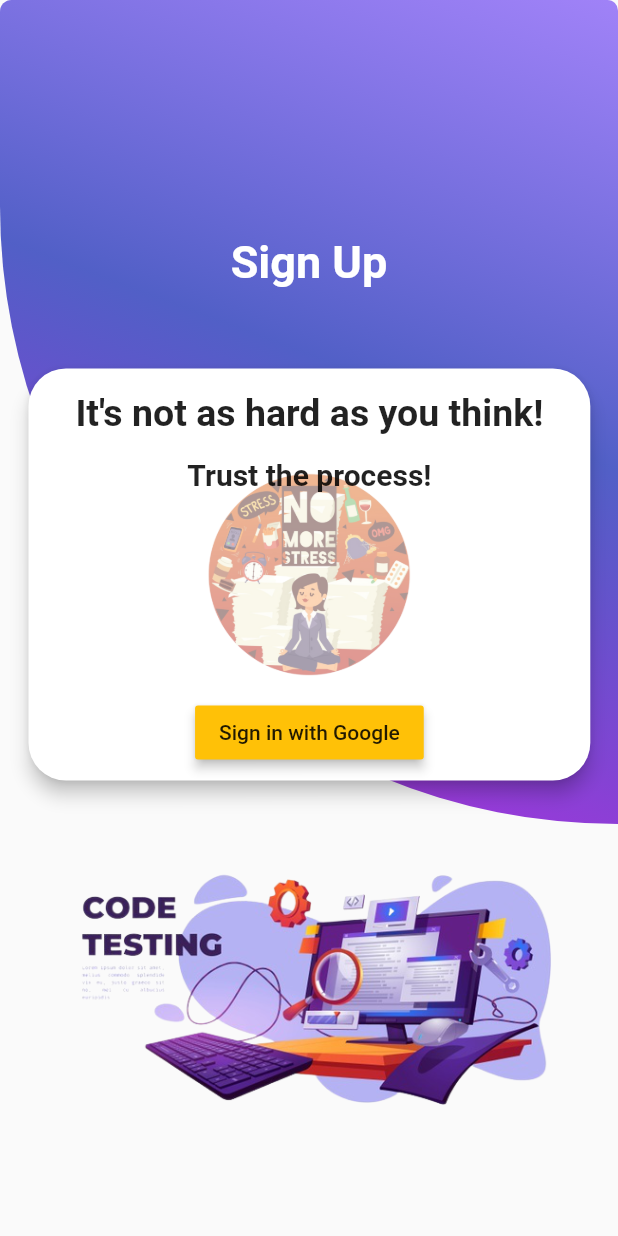
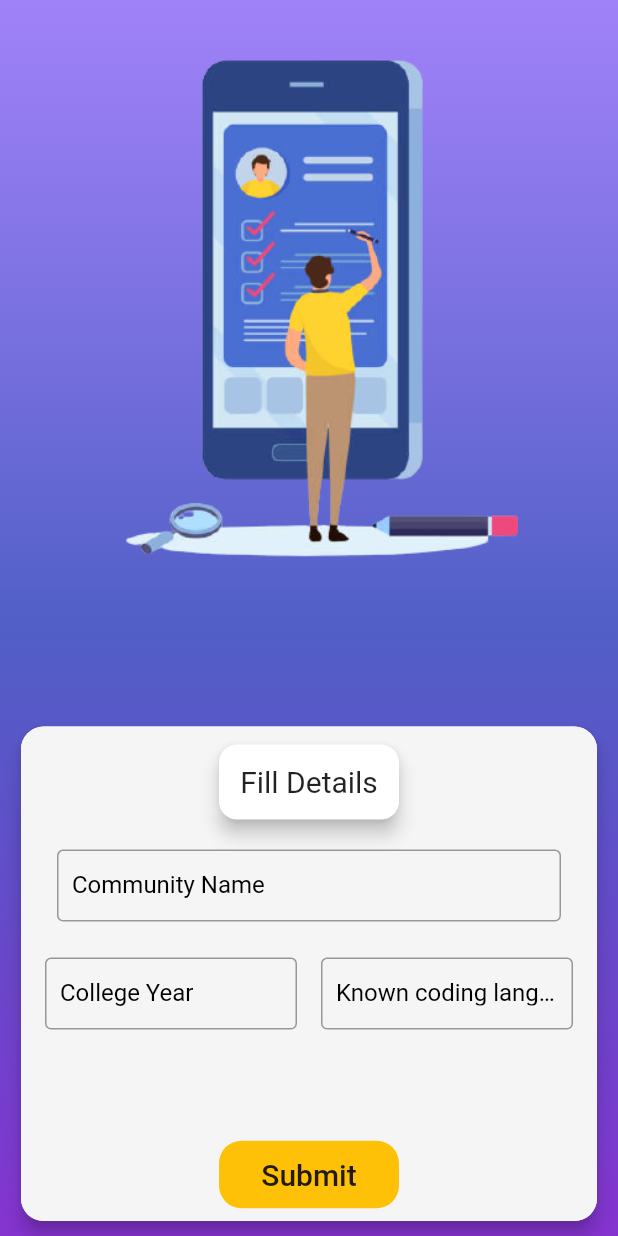
Before and after one commit to oojas/Placement-Portal, a Flutter app: the screen it shows after launch, on a phone screen of 412 x 824 dp. Run offline on Flutter 3.47's test engine with Material 2 defaults, Android fonts, the phone set to English and light mode, and no system bars; our stand-ins replace firebase_auth, firebase_core, google_fonts, google_sign_in, package_info_plus; accounts and stored records are empty; Roboto replaces fonts that are missing (Heebo).

Commit message:
UI user done

```diff
--- a/lib/Authentication/login.dart
+++ b/lib/Authentication/login.dart
@@ -3,6 +3,7 @@
 import 'package:flutter/material.dart';
 import 'package:google_fonts/google_fonts.dart';
 import 'package:placementcracker/Authentication/pfp.dart';
+import 'package:placementcracker/Widgets/UserInfo.dart';
 import 'package:placementcracker/helper/general.dart';
 import 'package:placementcracker/providers/google_sign_in.dart';
 import 'package:provider/provider.dart';
@@ -51,7 +52,7 @@
                 child: Text('Something went wrong'),
               );
             } else if (snapshot.hasData) {
-              return Profile();
+              return userInfo();
             } else
               // ignore: curly_braces_in_flow_control_structures
               return Scaffold(
@@ -168,7 +169,7 @@
                                               3,
                                       decoration: BoxDecoration(
                                           image: DecorationImage(
-                                              opacity: 0.5,
+                                              opacity: 0.2,
                                               scale: 7,
                                               image: AssetImage(
                                                   'Assets/images/no-stress.png'))),
--- a/lib/Authentication/pfp.dart
+++ b/lib/Authentication/pfp.dart
@@ -1,8 +1,7 @@
-// ignore_for_file: sized_box_for_whitespace, prefer_const_constructors,prefer_const_literals_to_create_immutables
+// ignore_for_file: sized_box_for_whitespace, prefer_const_constructors,prefer_const_literals_to_create_immutables, deprecated_member_use
 
 import 'package:firebase_auth/firebase_auth.dart';
 import 'package:flutter/material.dart';
-import 'package:flutter/cupertino.dart';
 import 'package:google_fonts/google_fonts.dart';
 import 'package:placementcracker/helper/general.dart';
 import 'package:placementcracker/providers/google_sign_in.dart';
@@ -226,9 +225,11 @@
         ),
       ),
       Positioned(
-          bottom: 30,
-          left: 150,
-          // ignore: deprecated_member_use
+        bottom: 1,
+        right: 50,
+        left: 50,
+        child: Padding(
+          padding: const EdgeInsets.all(30.0),
           child: RaisedButton(
               elevation: 10,
               shape: RoundedRectangleBorder(
@@ -250,7 +251,9 @@
                       color: Colors.black87,
                       fontWeight: FontWeight.bold),
                 )),
-              )))
+              )),
+        ),
+      )
     ])));
   }
 }
--- /dev/null
+++ b/lib/Widgets/UserInfo.dart
@@ -0,0 +1,232 @@
+// ignore_for_file: sized_box_for_whitespace, prefer_const_constructors,prefer_const_literals_to_create_immutables, deprecated_member_use,prefer_final_fields
+import 'package:flutter/material.dart';
+import 'package:google_fonts/google_fonts.dart';
+import 'package:placementcracker/helper/general.dart';
+
+// ignore: camel_case_types
+class userInfo extends StatefulWidget {
+  const userInfo({Key? key}) : super(key: key);
+
+  @override
+  _userInfoState createState() => _userInfoState();
+}
+
+// ignore: camel_case_types
+class _userInfoState extends State<userInfo>
+    with SingleTickerProviderStateMixin {
+  General general = General();
+  // ignore:
+  TextEditingController _collegeYear = TextEditingController();
+  TextEditingController _collegeName = TextEditingController();
+  TextEditingController _language = TextEditingController();
+  late AnimationController _controller;
+  late Animation _animation;
+
+  FocusNode _focusNode = FocusNode();
+
+  @override
+  void initState() {
+    super.initState();
+
+    _controller =
+        AnimationController(vsync: this, duration: Duration(milliseconds: 300));
+    _animation = Tween(begin: 300.0, end: 50.0).animate(_controller)
+      ..addListener(() {
+        setState(() {});
+      });
+
+    _focusNode.addListener(() {
+      if (_focusNode.hasFocus) {
+        _controller.forward();
+      } else {
+        _controller.reverse();
+      }
+    });
+  }
+
+  @override
+  void dispose() {
+    _controller.dispose();
+    _focusNode.dispose();
+
+    super.dispose();
+  }
+
+  @override
+  Widget build(BuildContext context) {
+    return Scaffold(
+      resizeToAvoidBottomInset: true,
+      body: InkWell(
+        splashColor: Colors.transparent,
+        onTap: () {
+          FocusScope.of(context).requestFocus(FocusNode());
+        },
+        child: SafeArea(
+          child: Container(
+            decoration: BoxDecoration(gradient: general.backgroundColor),
+            width: double.infinity,
+            height: double.infinity,
+            child: Stack(
+              children: [
+                Container(
+                  width: MediaQuery.of(context).size.width,
+                  height: MediaQuery.of(context).size.height / 2,
+                  decoration: BoxDecoration(
+                      image: DecorationImage(
+                          fit: BoxFit.contain,
+                          image: AssetImage('Assets/images/formFill.png'))),
+                ),
+                Positioned(
+                  bottom: 1,
+                  right: 5,
+                  left: 5,
+                  child: Padding(
+                    padding: const EdgeInsets.all(5.0),
+                    child: Stack(children: [
+                      Card(
+                        elevation: 5,
+                        shape: RoundedRectangleBorder(
+                            borderRadius: BorderRadius.circular(15)),
+                        child: Container(
+                          width: MediaQuery.of(context).size.width,
+                          height: MediaQuery.of(context).size.height / 2.5,
+                          decoration: BoxDecoration(
+                              color: Colors.grey.shade100,
+                              borderRadius: BorderRadius.circular(15)),
+                          child: Padding(
+                            padding: const EdgeInsets.all(8.0),
+                            child: SingleChildScrollView(
+                              child: Column(
+                                mainAxisAlignment:
+                                    MainAxisAlignment.spaceEvenly,
+                                children: [
+                                  Card(
+                                    elevation: 5,
+                                    shape: RoundedRectangleBorder(
+                                        borderRadius:
+                                            BorderRadius.circular(12)),
+                                    child: Container(
+                                      width: 120,
+                                      height: 50,
+                                      child: Center(
+                                          child: Text(
+                                        'Fill Details',
+                                        style: GoogleFonts.roboto(fontSize: 20),
+                                      )),
+                                    ),
+                                  ),
+                                  Padding(
+                                    padding: const EdgeInsets.all(8.0),
+                                    child: Row(
+                                      children: [
+                                        Expanded(
+                                          child: Padding(
+                                            padding: const EdgeInsets.all(8.0),
+                                            child: TextFormField(
+                                              controller: _collegeYear,
+                                              keyboardType: TextInputType.name,
+                                              decoration: InputDecoration(
+                                                  border: OutlineInputBorder(
+                                                      borderSide: BorderSide(
+                                                          color: Colors.black)),
+                                                  focusColor: Colors.black,
+                                                  labelText: 'Community Name',
+                                                  labelStyle:
+                                                      GoogleFonts.roboto(
+                                                          color: Colors.black),
+                                                  contentPadding:
+                                                      EdgeInsets.all(10)),
+                                              //cursorWidth: 10,
+                                            ),
+                                          ),
+                                        ),
+                                      ],
+                                    ),
+                                  ),
+                                  Row(
+                                    children: [
+                                      Expanded(
+                                        child: Padding(
+                                          padding: const EdgeInsets.all(8.0),
+                                          child: TextFormField(
+                                            focusNode: _focusNode,
+                                            controller: _collegeName,
+                                            keyboardType: TextInputType.number,
+                                            decoration: InputDecoration(
+                                                border: OutlineInputBorder(
+                                                    borderSide: BorderSide(
+                                                        color: Colors.black)),
+                                                focusColor: Colors.black,
+                                                labelText: 'College Year',
+                                                labelStyle: GoogleFonts.roboto(
+                                                    color: Colors.black),
+                                                contentPadding:
+                                                    EdgeInsets.all(10)),
+                                            //cursorWidth: 10,
+                                          ),
+                                        ),
+                                      ),
+                                      Expanded(
+                                        child: Padding(
+                                          padding: const EdgeInsets.all(8.0),
+                                          child: TextFormField(
+                                            controller: _language,
+                                            keyboardType: TextInputType.text,
+                                            decoration: InputDecoration(
+                                                border: OutlineInputBorder(
+                                                    borderSide: BorderSide(
+                                                        color: Colors.black)),
+                                                focusColor: Colors.black,
+                                                labelText:
+                                                    'Known coding language',
+                                                labelStyle: GoogleFonts.roboto(
+                                                    color: Colors.black),
+                                                contentPadding:
+                                                    EdgeInsets.all(10)),
+                                            //cursorWidth: 10,
+                                          ),
+                                        ),
+                                      ),
+                                    ],
+                                  ),
+                                ],
+                              ),
+                            ),
+                          ),
+                        ),
+                      ),
+                      Positioned(
+                        bottom: 1,
+                        left: 100,
+                        right: 100,
+                        child: Padding(
+                          padding: const EdgeInsets.all(10.0),
+                          child: MaterialButton(
+                            child: Container(
+                              width: 120,
+                              height: 45,
+                              decoration: BoxDecoration(
+                                  color: Colors.amber,
+                                  borderRadius: BorderRadius.circular(15)),
+                              child: Center(
+                                  child: Text(
+                                'Submit',
+                                style: GoogleFonts.roboto(fontSize: 20),
+                              )),
+                            ),
+                            minWidth: 120,
+                            onPressed: () {},
+                          ),
+                        ),
+                      )
+                    ]),
+                  ),
+                )
+              ],
+            ),
+          ),
+        ),
+      ),
+    );
+  }
+}
--- a/lib/main.dart
+++ b/lib/main.dart
@@ -1,10 +1,10 @@
 // ignore_for_file: prefer_const_constructors, camel_case_types
 
+import 'package:firebase_auth/firebase_auth.dart';
 import 'package:flutter/material.dart';
-import 'package:placementcracker/Authentication/login.dart';
-import 'package:placementcracker/Authentication/pfp.dart';
-import 'package:placementcracker/Screens/splash.dart';
 import 'package:firebase_core/firebase_core.dart';
+import 'package:placementcracker/Widgets/UserInfo.dart';
+import 'package:placementcracker/Widgets/splash.dart';
 import 'package:placementcracker/providers/google_sign_in.dart';
 import 'package:provider/provider.dart';
 
@@ -24,7 +24,7 @@
       create: (context) => GoogleSignInProvider(),
       child: MaterialApp(
         debugShowCheckedModeBanner: false,
-        home: splashScreen(),
+        home: userInfo(),
       ),
     );
   }
--- a/pubspec.yaml
+++ b/pubspec.yaml
@@ -39,6 +39,8 @@
   firebase_auth:
   google_sign_in:
   package_info_plus:
+  sqflite:
+  path_provider:
 
 dev_dependencies:
   flutter_test:
```
Also changed, not shown: Assets/images/formFill.png (added), lib/Widgets/splash.dart (renamed from lib/Screens/splash.dart), pubspec.lock.
